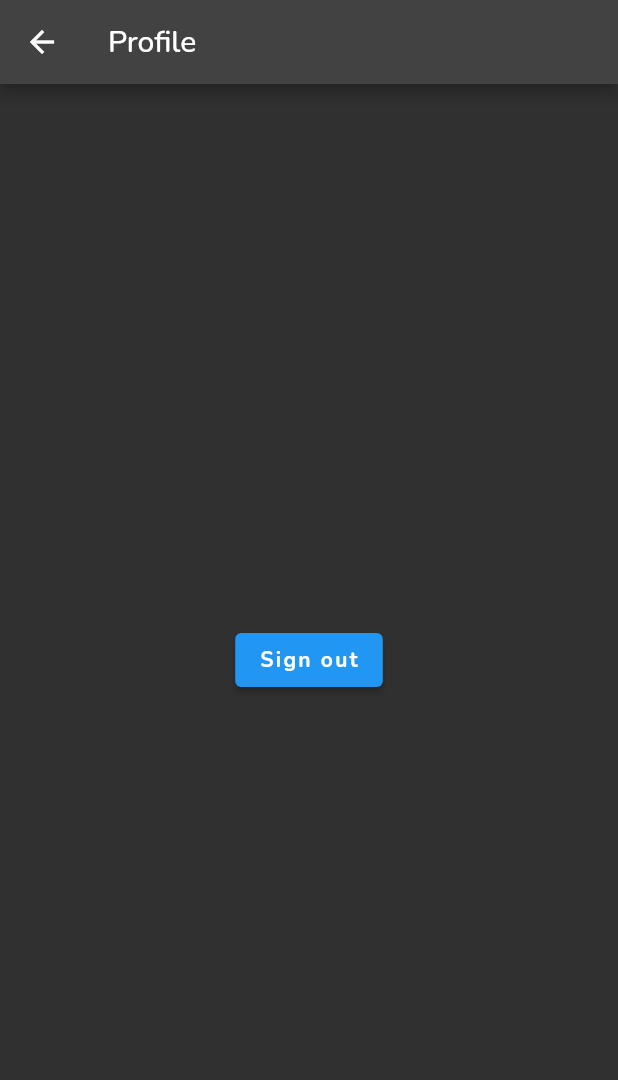
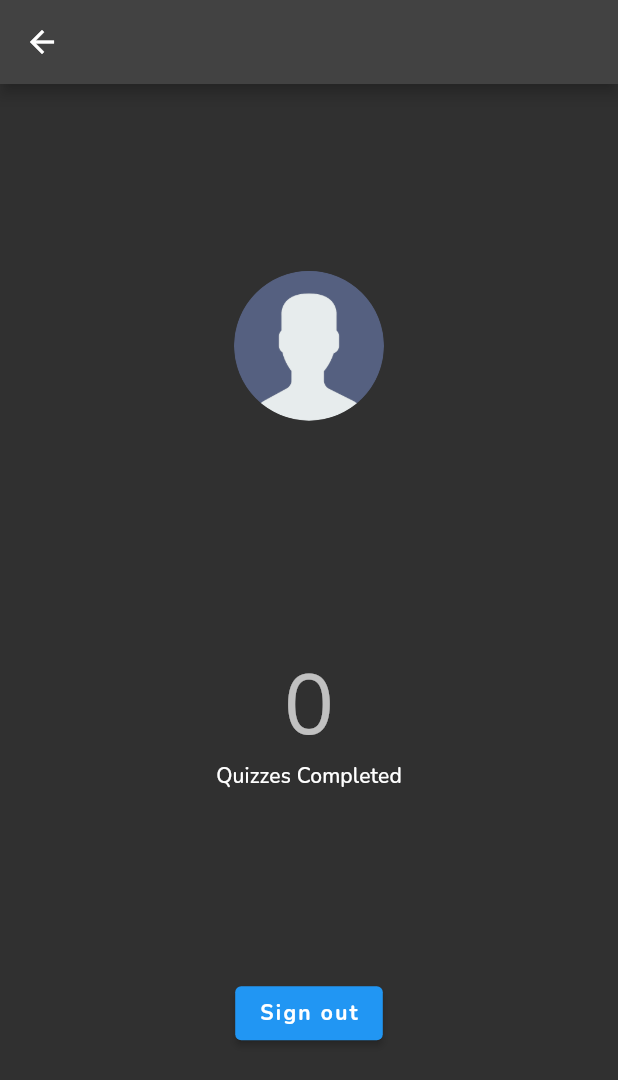
Before and after one commit to alibimm/Quiz-App, a Flutter app: the screen it shows once a user with an empty profile is signed in, item 3 of the bottom bar chosen, on a phone screen of 412 x 824 dp. Shown: the top 1080 px of the screen. Run offline on Flutter 3.47's test engine with Material 2 defaults, Android fonts, the phone set to English and light mode, and no system bars; our stand-ins replace cloud_firestore, firebase_auth, firebase_core, font_awesome_flutter, google_fonts, google_sign_in and 1 more; accounts and stored records are empty; network calls fail.

Commit message:
Added Drawer and Profile page

```diff
--- a/lib/main.dart
+++ b/lib/main.dart
@@ -1,6 +1,10 @@
 import 'package:flutter/material.dart';
 import 'package:firebase_core/firebase_core.dart';
+import 'package:provider/provider.dart';
 import 'package:quizapp/routes.dart';
+import 'package:quizapp/service/firestore.dart';
+import 'package:quizapp/service/models.dart';
+import 'package:quizapp/shared/loading.dart';
 import 'package:quizapp/theme.dart';
 
 void main() {
@@ -27,16 +31,25 @@ class _MyAppState extends State<MyApp> {
         }
 
         if (snapshot.connectionState == ConnectionState.done) {
-          return MaterialApp(
-            title: 'Quiz-App',
-            routes: appRoutes,
-            theme: appTheme,
-            initialRoute: '/',
-            debugShowCheckedModeBanner: false,
+          return StreamProvider(
+            create: (_) => FirestoreService().streamReport(),
+            initialData: Report(),
+            child: MaterialApp(
+              title: 'Quiz-App',
+              routes: appRoutes,
+              theme: appTheme,
+              initialRoute: '/',
+              debugShowCheckedModeBanner: false,
+            ),
           );
         }
 
-        return const MaterialApp();
+        return MaterialApp(
+          routes: {
+            '/': (context) => const LoadingScreen(),
+          },
+          initialRoute: '/',
+        );
       },
     );
   }
--- a/lib/profile/profile.dart
+++ b/lib/profile/profile.dart
@@ -1,17 +1,55 @@
 import 'package:flutter/material.dart';
+import 'package:provider/provider.dart';
 import 'package:quizapp/service/auth.dart';
+import 'package:quizapp/service/models.dart';
+import 'package:quizapp/shared/loading.dart';
 
 class ProfileScreen extends StatelessWidget {
   const ProfileScreen({Key? key}) : super(key: key);
 
   @override
   Widget build(BuildContext context) {
+    Report report = Provider.of<Report>(context);
+    var user = AuthService().user;
+
+    if (user != null) {
       return Scaffold(
         appBar: AppBar(
-        title: const Text('Profile'),
+          title: Text(user.displayName ?? 'Guest'),
         ),
         body: Center(
-        child: ElevatedButton(
+          child: Column(
+            mainAxisAlignment: MainAxisAlignment.spaceEvenly,
+            crossAxisAlignment: CrossAxisAlignment.center,
+            children: [
+              const Spacer(),
+              Container(
+                width: 100,
+                height: 100,
+                decoration: BoxDecoration(
+                  shape: BoxShape.circle,
+                  image: DecorationImage(
+                    image: (user.photoURL != null
+                        ? NetworkImage(user.photoURL!)
+                        : const AssetImage('assets/user.png')) as ImageProvider,
+                  ),
+                ),
+              ),
+              Text(
+                user.email ?? '',
+                style: Theme.of(context).textTheme.headline6,
+              ),
+              const Spacer(),
+              Text(
+                '${report.total}',
+                style: Theme.of(context).textTheme.headline2,
+              ),
+              Text(
+                'Quizzes Completed',
+                style: Theme.of(context).textTheme.subtitle2,
+              ),
+              const Spacer(),
+              ElevatedButton(
                 child: const Text('Sign out'),
                 onPressed: () async {
                   await AuthService().signOut();
@@ -19,7 +57,12 @@ class ProfileScreen extends StatelessWidget {
                       .pushNamedAndRemoveUntil('/', (route) => false);
                 },
               ),
+              const Spacer(),
+            ],
+          ),
         ),
       );
     }
+    return const Loader();
   }
+}
--- a/lib/topics/topics.dart
+++ b/lib/topics/topics.dart
@@ -4,6 +4,7 @@ import 'package:quizapp/service/models.dart';
 import 'package:quizapp/shared/bottom_navbar.dart';
 import 'package:quizapp/shared/error.dart';
 import 'package:quizapp/shared/loading.dart';
+import 'package:quizapp/topics/drawer.dart';
 import 'package:quizapp/topics/topic_item.dart';
 
 class TopicsScreen extends StatelessWidget {
@@ -27,6 +28,7 @@ class TopicsScreen extends StatelessWidget {
               title: const Text('Topics'),
               backgroundColor: Colors.deepPurple,
             ),
+            drawer: TopicDrawer(topics: topics),
             bottomNavigationBar: const BottomNavBar(),
             body: GridView.count(
               primary: false,
--- a/pubspec.yaml
+++ b/pubspec.yaml
@@ -38,7 +38,7 @@ dependencies:
   # crypto: 3.0.1
   font_awesome_flutter: 9.2.0
   google_fonts: 2.1.0
-  # provider: 6.0.1
+  provider: 6.0.1
   rxdart: 0.27.2
   json_annotation: 4.3.0
 
```
Also changed, not shown: lib/topics/drawer.dart (added, +92 -0 lines), lib/topics/topic_item.dart (+42 -2 lines), pubspec.lock. Lines whose indentation alone changed are shown as unchanged.
